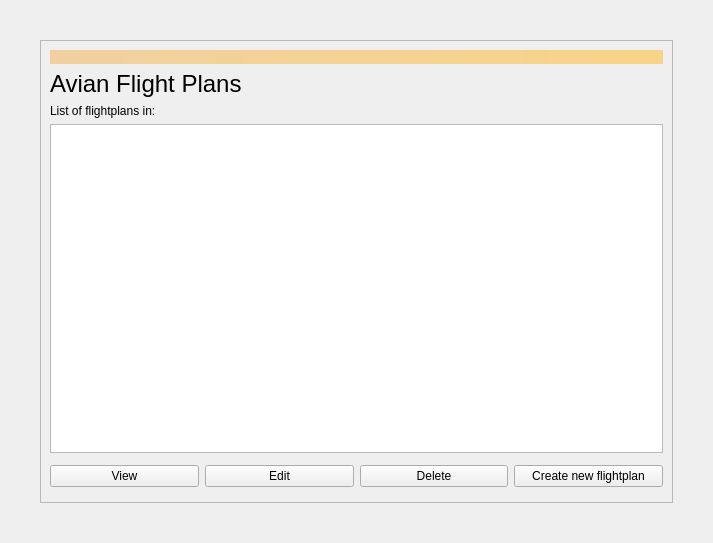
First picture: the form in src/qt/forms/flightplans.ui, repository AvianNetwork/Avian, before the edit.
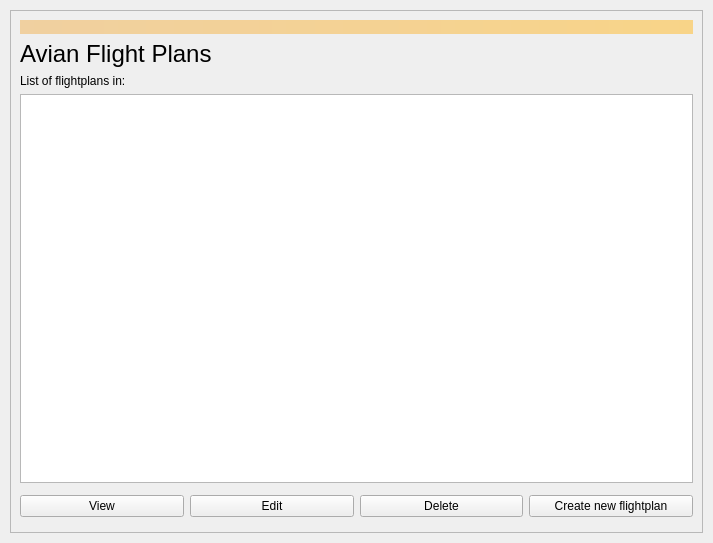
Second picture: the form after the edit.

Commit message: afp+qt: List all flight plans using new helper

What changed in the file:
```diff
--- a/src/qt/forms/flightplans.ui
+++ b/src/qt/forms/flightplans.ui
@@ -15,16 +15,16 @@
   </property>
   <layout class="QVBoxLayout" name="verticalLayout">
    <property name="leftMargin">
-    <number>40</number>
+    <number>10</number>
    </property>
    <property name="topMargin">
-    <number>40</number>
+    <number>10</number>
    </property>
    <property name="rightMargin">
-    <number>40</number>
+    <number>10</number>
    </property>
    <property name="bottomMargin">
-    <number>40</number>
+    <number>10</number>
    </property>
    <item>
     <widget class="QFrame" name="flightplanFrame">
```
Left out of the diff: 2 changed lines with no effect on the pictures. The commit also changes 1 other file.
